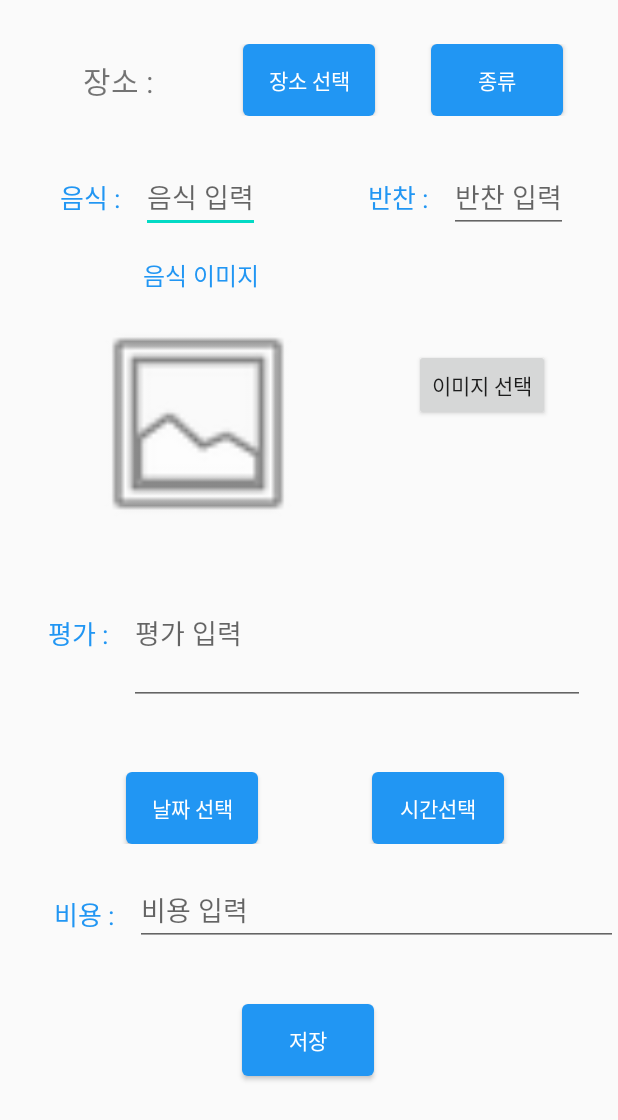
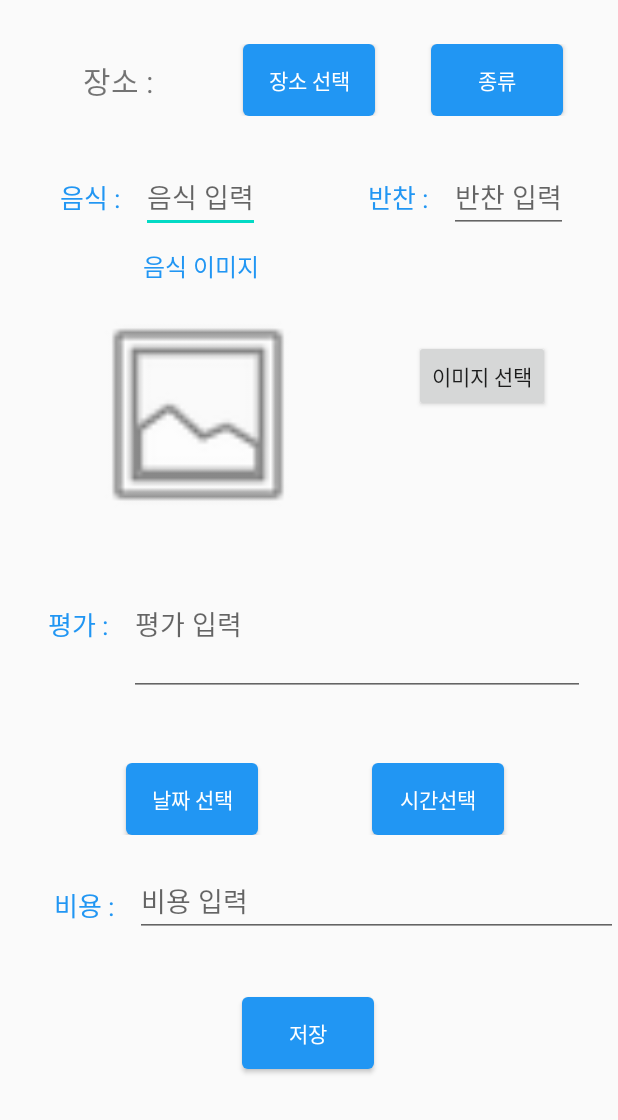
Before and after one commit to 99apollo/MobileSoftware, an Android app: the FoodInput screen opened directly, with no data from a screen before it, on a phone screen of 412 x 824 dp. Shown: the top 1120 px of the screen. Run offline under Robolectric (Android 15) with nearby library versions, the phone set to English and light mode, and no system bars.

Commit message:
수정본1120

```diff
--- a/app/src/main/res/layout/food_input_layout.xml
+++ b/app/src/main/res/layout/food_input_layout.xml
@@ -149,9 +149,11 @@
         android:id="@+id/constraintLayout3"
         android:layout_width="match_parent"
         android:layout_height="wrap_content"
+        android:layout_marginTop="72dp"
         app:layout_constraintEnd_toEndOf="parent"
+        app:layout_constraintHorizontal_bias="0.0"
         app:layout_constraintStart_toStartOf="parent"
-        app:layout_constraintTop_toBottomOf="@+id/constraintLayout2">
+        app:layout_constraintTop_toBottomOf="@+id/constraintLayout">
 
         <TextView
             android:id="@+id/textView3"
```
